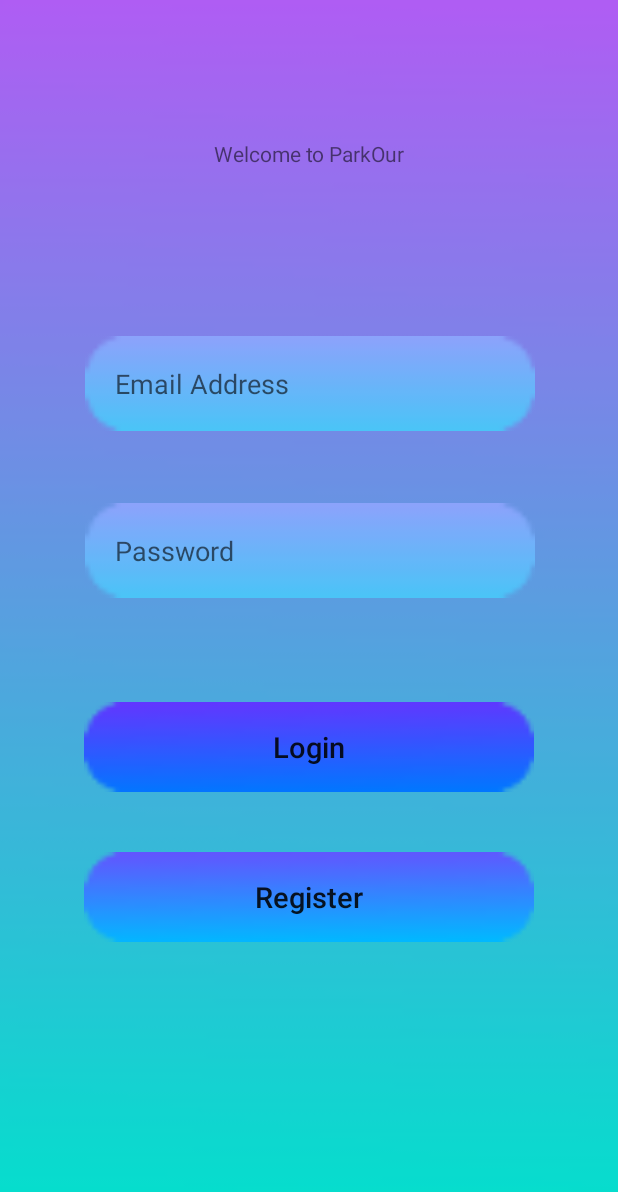
After one commit to cee2504/ParkOur_Repository, an Android app: the layout activity_login.xml on its own in the app's theme, with its tools: preview values and no code run, on a phone screen of 412 x 824 dp. The commit adds this screen. Shown: the top 1192 px of the screen. Run offline under Robolectric (Android 15) with nearby library versions, the phone set to English and light mode, and no system bars.

Commit message:
Loginpage commit

```diff
--- a/app/build.gradle
+++ b/app/build.gradle
@@ -20,9 +20,14 @@ android {
 
 dependencies {
     implementation fileTree(dir: 'libs', include: ['*.jar'])
+    //noinspection GradleCompatible
     implementation 'com.android.support:appcompat-v7:27.1.1'
     implementation 'com.android.support.constraint:constraint-layout:1.1.2'
     testImplementation 'junit:junit:4.12'
     androidTestImplementation 'com.android.support.test:runner:1.0.2'
     androidTestImplementation 'com.android.support.test.espresso:espresso-core:3.0.2'
+    implementation 'com.google.firebase:firebase-core:16.0.1'
+    implementation 'com.google.firebase:firebase-auth:11.6.0'
+    compile 'com.android.support:support-annotations:27.1.1'
 }
+apply plugin: 'com.google.gms.google-services'
--- /dev/null
+++ b/app/src/main/res/layout/activity_login.xml
@@ -0,0 +1,99 @@
+<?xml version="1.0" encoding="utf-8"?>
+<android.support.constraint.ConstraintLayout xmlns:android="http://schemas.android.com/apk/res/android"
+    xmlns:app="http://schemas.android.com/apk/res-auto"
+    xmlns:tools="http://schemas.android.com/tools"
+    android:layout_width="match_parent"
+    android:layout_height="match_parent"
+    tools:context=".Login"
+    android:background="@drawable/gradient_bg_1"
+    android:id="@+id/loginLayout">
+
+    <TextView
+        android:id="@+id/parkourText"
+        android:layout_width="wrap_content"
+        android:layout_height="wrap_content"
+        android:text="Welcome to ParkOur"
+        app:layout_constraintBottom_toBottomOf="parent"
+        app:layout_constraintLeft_toLeftOf="parent"
+        app:layout_constraintRight_toRightOf="parent"
+        app:layout_constraintTop_toTopOf="parent"
+        app:layout_constraintVertical_bias="0.115"
+        tools:textSize="30sp" />
+
+    <EditText
+        android:id="@+id/passwordTextBox"
+        android:layout_width="300dp"
+        android:inputType="textPassword"
+        android:layout_height="63dp"
+        android:layout_marginBottom="8dp"
+        android:layout_marginEnd="8dp"
+        android:layout_marginStart="8dp"
+        android:layout_marginTop="8dp"
+        android:background="@drawable/text_field_1"
+        android:ems="10"
+        android:hint="Password"
+        android:paddingStart="20dp"
+        app:layout_constraintBottom_toBottomOf="parent"
+        app:layout_constraintEnd_toEndOf="parent"
+        app:layout_constraintHorizontal_bias="0.505"
+        app:layout_constraintStart_toStartOf="parent"
+        app:layout_constraintTop_toTopOf="parent"
+        app:layout_constraintVertical_bias="0.44" />
+
+    <EditText
+        android:id="@+id/emailAddressTextBox"
+        android:layout_width="300dp"
+        android:hint="Email Address"
+        android:paddingStart="20dp"
+        android:layout_height="63dp"
+        android:layout_marginBottom="8dp"
+        android:layout_marginEnd="8dp"
+        android:layout_marginStart="8dp"
+        android:layout_marginTop="8dp"
+        android:background="@drawable/text_field_1"
+        android:ems="10"
+        android:inputType="textEmailAddress"
+        app:layout_constraintBottom_toBottomOf="parent"
+        app:layout_constraintEnd_toEndOf="parent"
+        app:layout_constraintHorizontal_bias="0.505"
+        app:layout_constraintStart_toStartOf="parent"
+        app:layout_constraintTop_toTopOf="parent"
+        app:layout_constraintVertical_bias="0.29" />
+
+    <Button
+        android:id="@+id/loginButton"
+        android:layout_width="300dp"
+        android:layout_height="60dp"
+        android:layout_marginBottom="8dp"
+        android:layout_marginEnd="8dp"
+        android:layout_marginStart="8dp"
+        android:layout_marginTop="8dp"
+        android:background="@drawable/login_button"
+        android:text="Login"
+        android:textAllCaps="false"
+        android:textSize="19sp"
+        app:layout_constraintBottom_toBottomOf="parent"
+        app:layout_constraintEnd_toEndOf="parent"
+        app:layout_constraintStart_toStartOf="parent"
+        app:layout_constraintTop_toBottomOf="@+id/passwordTextBox"
+        app:layout_constraintVertical_bias="0.175" />
+
+    <Button
+        android:id="@+id/registerButton"
+        android:layout_width="300dp"
+        android:layout_height="60dp"
+        android:layout_marginBottom="8dp"
+        android:layout_marginEnd="8dp"
+        android:layout_marginStart="8dp"
+        android:layout_marginTop="8dp"
+        android:background="@drawable/register_button"
+        android:text="Register"
+        android:textSize="19sp"
+        android:textAllCaps="false"
+        app:layout_constraintBottom_toBottomOf="parent"
+        app:layout_constraintEnd_toEndOf="parent"
+        app:layout_constraintStart_toStartOf="parent"
+        app:layout_constraintTop_toBottomOf="@+id/loginButton"
+        app:layout_constraintVertical_bias="0.146" />
+
+</android.support.constraint.ConstraintLayout>
--- a/app/src/main/res/values/colors.xml
+++ b/app/src/main/res/values/colors.xml
@@ -3,4 +3,5 @@
     <color name="colorPrimary">#3F51B5</color>
     <color name="colorPrimaryDark">#303F9F</color>
     <color name="colorAccent">#FF4081</color>
+    <color name="purpp">#bf42f4</color>
 </resources>
--- a/app/src/main/res/values/styles.xml
+++ b/app/src/main/res/values/styles.xml
@@ -1,10 +1,10 @@
 <resources>
 
     <!-- Base application theme. -->
-    <style name="AppTheme" parent="Theme.AppCompat.Light.DarkActionBar">
+    <style name="AppTheme" parent="Theme.AppCompat.Light.NoActionBar">
         <!-- Customize your theme here. -->
         <item name="colorPrimary">@color/colorPrimary</item>
-        <item name="colorPrimaryDark">@color/colorPrimaryDark</item>
+        <item name="colorPrimaryDark">@color/purpp</item>
         <item name="colorAccent">@color/colorAccent</item>
     </style>
 
--- a/build.gradle
+++ b/build.gradle
@@ -7,7 +7,8 @@ buildscript {
         jcenter()
     }
     dependencies {
-        classpath 'com.android.tools.build:gradle:3.1.2'
+        classpath 'com.android.tools.build:gradle:3.1.4'
+        classpath 'com.google.gms:google-services:4.0.1'
 
 
         // NOTE: Do not place your application dependencies here; they belong
```
Also changed, not shown: app/src/main/java/com/example/cee/parkour/Login.java (added, +102 -0 lines), app/src/main/java/com/example/cee/parkour/MainActivity.java (deleted, +0 -13 lines), app/src/main/res/layout/activity_main.xml (deleted, +0 -18 lines), app/src/main/res/drawable-xxxhdpi/gradient_bg_1.png (added), app/src/main/res/drawable-xxxhdpi/login_button.png (added), app/src/main/res/drawable-xxxhdpi/login_button_pressed.png (added), app/src/main/res/drawable-xxxhdpi/register_button.png (added), app/src/main/res/drawable-xxxhdpi/text_field_1.png (added), 1 other file.
